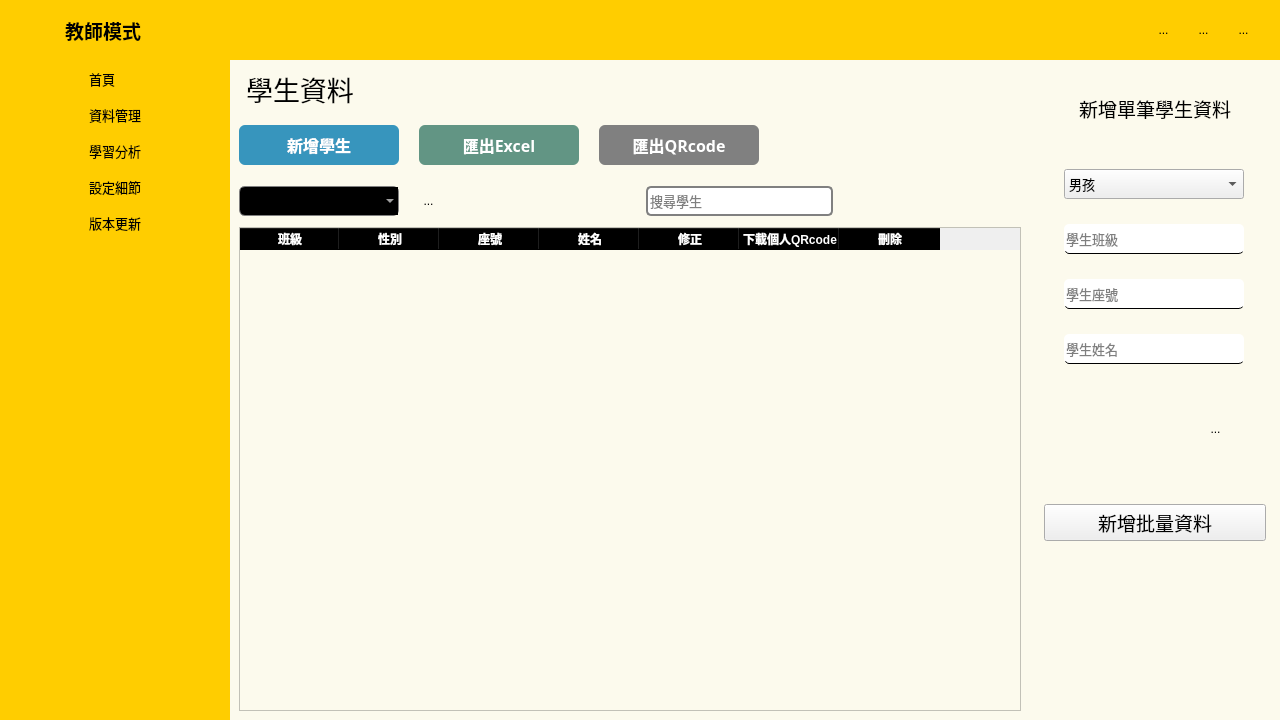
Qt form ui/teacher_mode.ui (forggy0113/re-lego) before a commit.
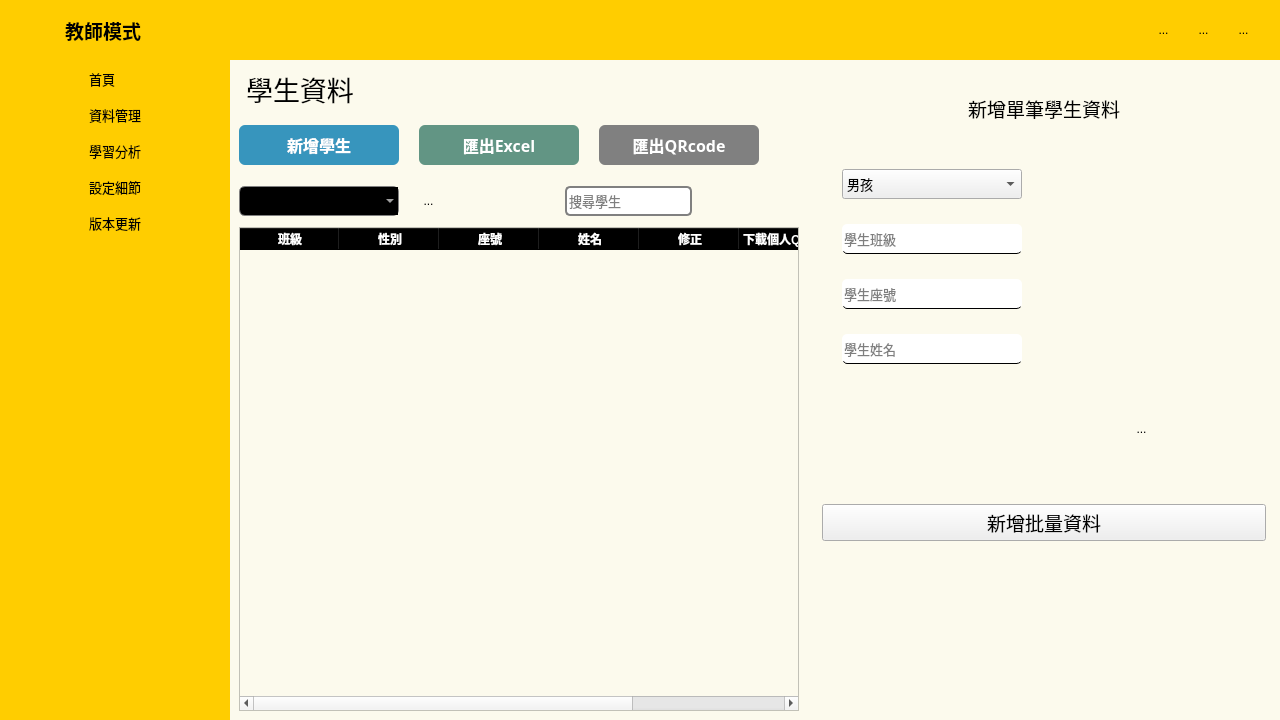
The same form after that commit. Icons and pictures are not drawn.

The edit to the form file:
```diff
--- a/ui/teacher_mode.ui
+++ b/ui/teacher_mode.ui
@@ -1264,7 +1264,7 @@
                    </property>
                    <property name="maximumSize">
                     <size>
-                     <width>250</width>
+                     <width>1000</width>
                      <height>16777215</height>
                     </size>
                    </property>
```
Left out of the diff: 2 changed lines with no effect on the pictures.
